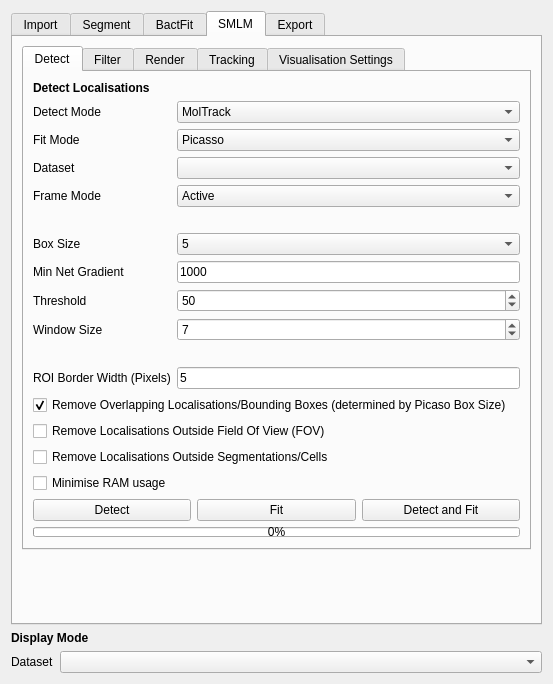
Old version of the form src/moltrack/GUI/widget_ui.ui in the repository piedrro/napari-moltrack.
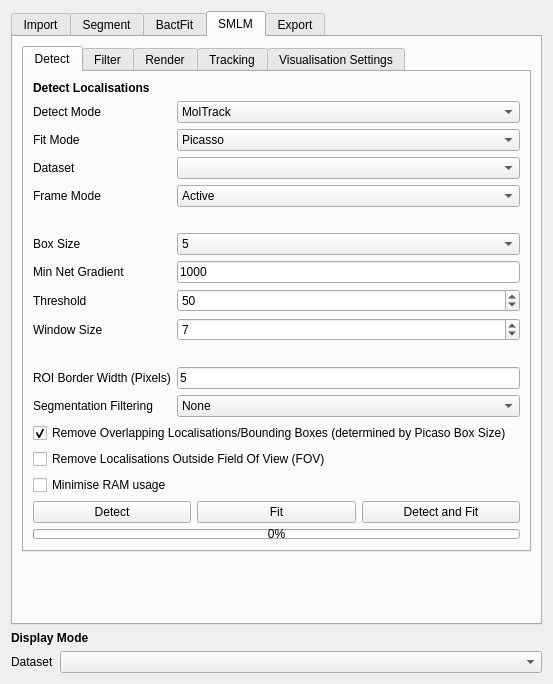
New version of the form. The open tabs and pages were chosen to show the change.

Commit message: added segmentation filtering options for picasso, cells/segmentations

Patch:
```diff
--- a/src/moltrack/GUI/widget_ui.ui
+++ b/src/moltrack/GUI/widget_ui.ui
@@ -1415,6 +1415,22 @@
                </property>
               </widget>
              </item>
+             <item row="11" column="0">
+              <widget class="QLabel" name="label_30">
+               <property name="text">
+                <string>Segmentation Filtering</string>
+               </property>
+              </widget>
+             </item>
+             <item row="11" column="1">
+              <widget class="QComboBox" name="picasso_segmentation_filter">
+               <item>
+                <property name="text">
+                 <string>None</string>
+                </property>
+               </item>
+              </widget>
+             </item>
             </layout>
            </item>
            <item>
@@ -1434,13 +1450,6 @@
              </property>
             </widget>
            </item>
-           <item>
-            <widget class="QCheckBox" name="picasso_segmentation_filtering">
-             <property name="text">
-              <string>Remove Localisations Outside Segmentations/Cells</string>
-             </property>
-            </widget>
-           </item>
            <item>
             <widget class="QCheckBox" name="picasso_minimise_ram">
              <property name="text">
```
The commit also changes 7 other files.
